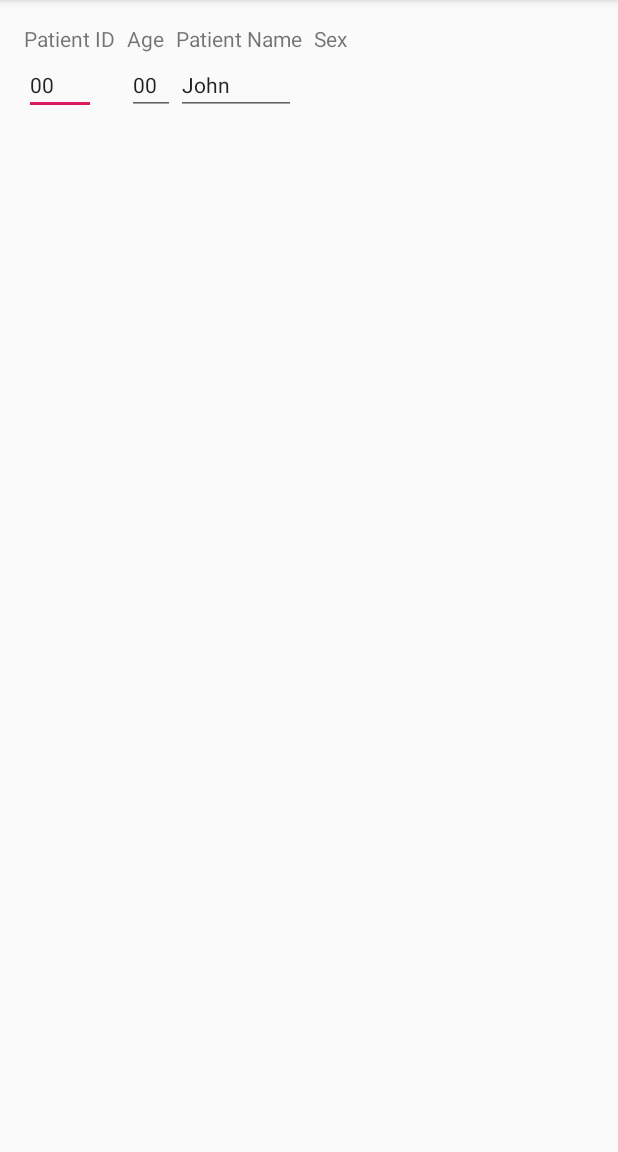
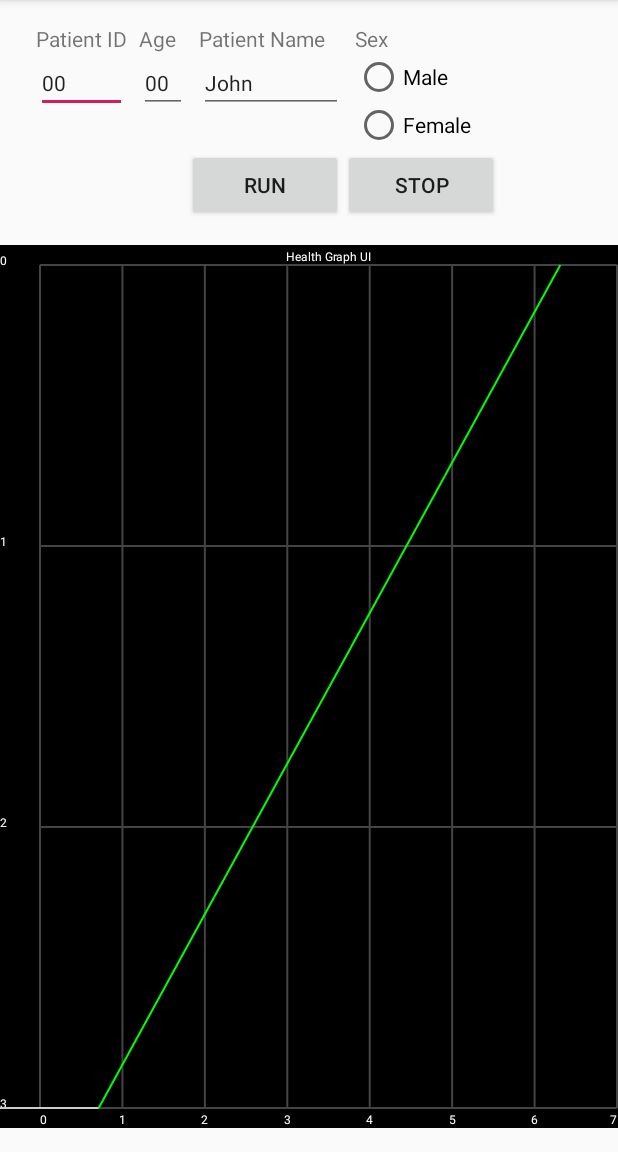
Before and after one commit to jwilken1/CSE535_HealthUI, an Android app: the screen it shows after launch (MainActivity), on a phone screen of 412 x 824 dp, the part 84-1236 px from its top. Run offline under Robolectric (Android 15) with nearby library versions, the phone set to English and light mode, and no system bars.

Commit message:
adding updates

```diff
--- a/JWilkens/app/src/main/java/edu/asu/jwilkens/MainActivity.java
+++ b/JWilkens/app/src/main/java/edu/asu/jwilkens/MainActivity.java
@@ -1,14 +1,48 @@
 package edu.asu.jwilkens;
 
 import androidx.appcompat.app.AppCompatActivity;
+import androidx.constraintlayout.widget.ConstraintLayout;
 
+import android.graphics.Color;
+import android.graphics.Paint;
 import android.os.Bundle;
+import android.widget.RelativeLayout;
 
 public class MainActivity extends AppCompatActivity {
+    // Graph related values
+    private GraphView health_graph;
+    private Paint graph_paint;
+    private float[] graph_values;
+    //private static String[] graph_horlabels = {"2700", "2750", "2800", "2850", "2900",
+            //"2950", "3000", "3050", "3100"};
+    //private static String[] graph_verlabels = {"500", "1000", "1500", "2000"};
+    private static String[] graph_horlabels = {"0", "1", "2", "3", "4", "5", "6", "7"};
+    private static String[] graph_verlabels = {"0", "1", "2", "3"};
+    private static String graph_title = "Health Graph UI";
+
+    // UI Related Elements
+    private RelativeLayout graph_constraint;
 
     @Override
     protected void onCreate(Bundle savedInstanceState) {
         super.onCreate(savedInstanceState);
         setContentView(R.layout.activity_main);
+        graph_constraint = findViewById(R.id.graph_constraint);
+        createGraphView();
+        graph_constraint.addView(health_graph);
+    }
+
+    //Context context, float[] values, String title, String[] horlabels, String[] verlabels, boolean type
+    private void createGraphView() {
+        /* Data */
+        graph_values = new float[5];
+        for (int i = 0; i < 5; i++) {
+            graph_values[i] = i+550;
+        }
+        health_graph = new GraphView(this, graph_values, graph_title, graph_horlabels, graph_verlabels, GraphView.LINE);
+        health_graph.setLayoutParams(new ConstraintLayout.LayoutParams(
+                android.view.ViewGroup.LayoutParams.WRAP_CONTENT,
+                android.view.ViewGroup.LayoutParams.WRAP_CONTENT));
+        health_graph.setBackgroundColor(Color.BLACK);
     }
 }
--- a/JWilkens/app/src/main/res/layout/activity_main.xml
+++ b/JWilkens/app/src/main/res/layout/activity_main.xml
@@ -6,87 +6,153 @@
     android:layout_height="match_parent"
     tools:context=".MainActivity">
 
+    <TableLayout
+        android:id="@+id/tableLayout"
+        android:layout_width="match_parent"
+        android:layout_height="wrap_content"
+        android:layout_marginStart="8dp"
+        android:layout_marginTop="16dp"
+        android:layout_marginEnd="8dp"
+        app:layout_constraintEnd_toEndOf="parent"
+        app:layout_constraintStart_toStartOf="parent"
+        app:layout_constraintTop_toTopOf="parent">
+
+        <TableRow
+            android:layout_width="match_parent"
+            android:layout_height="match_parent">
+
             <TextView
                 android:id="@+id/textView1"
                 android:layout_width="wrap_content"
                 android:layout_height="wrap_content"
                 android:layout_marginStart="16dp"
-        android:layout_marginTop="16dp"
+                android:layout_marginTop="0dp"
                 android:text="@string/patient_id_box"
-        app:layout_constraintLeft_toLeftOf="parent"
-        app:layout_constraintTop_toTopOf="parent" />
+                android:textAppearance="@style/TextAppearance.AppCompat.Small" />
 
             <TextView
                 android:id="@+id/textView2"
                 android:layout_width="wrap_content"
                 android:layout_height="wrap_content"
                 android:layout_marginStart="8dp"
-        android:layout_marginTop="16dp"
-        android:text="@string/age_box"
-        app:layout_constraintStart_toEndOf="@+id/textView1"
-        app:layout_constraintTop_toTopOf="parent" />
+                android:layout_marginTop="0dp"
+                android:text="@string/age_box" />
 
             <TextView
                 android:id="@+id/textView3"
                 android:layout_width="wrap_content"
                 android:layout_height="wrap_content"
                 android:layout_marginStart="8dp"
-        android:layout_marginTop="16dp"
-        android:text="@string/patient_name_box"
-        app:layout_constraintStart_toEndOf="@+id/textView2"
-        app:layout_constraintTop_toTopOf="parent" />
+                android:layout_marginTop="0dp"
+                android:text="@string/patient_name_box" />
 
             <TextView
                 android:id="@+id/textView4"
                 android:layout_width="wrap_content"
                 android:layout_height="wrap_content"
                 android:layout_marginStart="8dp"
-        android:layout_marginTop="16dp"
-        android:text="@string/sex_box"
-        app:layout_constraintStart_toEndOf="@+id/textView3"
-        app:layout_constraintTop_toTopOf="parent" />
+                android:layout_marginTop="0dp"
+                android:ems="6"
+                android:text="@string/sex_box" />
+        </TableRow>
+
+        <TableRow
+            android:layout_width="match_parent"
+            android:layout_height="match_parent">
 
             <EditText
                 android:id="@+id/editText1"
                 android:layout_width="wrap_content"
                 android:layout_height="wrap_content"
-        android:layout_marginStart="0dp"
-        android:layout_marginTop="1dp"
+                android:layout_marginStart="16dp"
+                android:layout_marginTop="0dp"
                 android:ems="3"
+                android:importantForAutofill="no"
                 android:inputType="textPersonName"
                 android:text="@string/patient_id_box_placeholder"
-        android:textAppearance="@style/TextAppearance.AppCompat.Small"
-        app:layout_constraintStart_toStartOf="@+id/textView1"
-        app:layout_constraintTop_toBottomOf="@+id/textView1"
-        android:importantForAutofill="no" />
+                android:textAppearance="@style/TextAppearance.AppCompat.Small" />
 
             <EditText
                 android:id="@+id/editText2"
                 android:layout_width="wrap_content"
                 android:layout_height="wrap_content"
-        android:layout_marginStart="0dp"
-        android:layout_marginTop="1dp"
+                android:layout_marginStart="8dp"
+                android:layout_marginTop="0dp"
                 android:ems="2"
+                android:importantForAutofill="no"
                 android:inputType="textPersonName"
                 android:text="@string/age_box_placeholder"
-        android:textAppearance="@style/TextAppearance.AppCompat.Small"
-        app:layout_constraintStart_toStartOf="@+id/textView2"
-        app:layout_constraintTop_toBottomOf="@+id/textView2"
-        android:importantForAutofill="no"/>
+                android:textAppearance="@style/TextAppearance.AppCompat.Small" />
 
             <EditText
                 android:id="@+id/editText3"
                 android:layout_width="wrap_content"
                 android:layout_height="wrap_content"
-        android:layout_marginStart="0dp"
-        android:layout_marginTop="1dp"
-        android:ems="5"
+                android:layout_marginStart="8dp"
+                android:layout_marginTop="0dp"
+                android:ems="6"
+                android:importantForAutofill="no"
                 android:inputType="textPersonName"
                 android:text="@string/patient_name_box_placeholder"
-        android:textAppearance="@style/TextAppearance.AppCompat.Small"
-        app:layout_constraintStart_toStartOf="@+id/textView3"
-        app:layout_constraintTop_toBottomOf="@+id/textView3"
-        android:importantForAutofill="no"/>
+                android:textAppearance="@style/TextAppearance.AppCompat.Small" />
+
+            <RadioGroup
+                android:layout_width="wrap_content"
+                android:layout_height="wrap_content"
+                android:layout_marginStart="8dp"
+                android:layout_marginTop="0dp"
+                android:orientation="vertical">
+
+                <RadioButton
+                    android:id="@+id/radioButton"
+                    android:layout_width="match_parent"
+                    android:layout_height="wrap_content"
+                    android:text="@string/sex_male_option"
+                    android:textAppearance="@style/TextAppearance.AppCompat.Small" />
+
+                <RadioButton
+                    android:id="@+id/radioButton2"
+                    android:layout_width="match_parent"
+                    android:layout_height="wrap_content"
+                    android:text="@string/sex_female_option"
+                    android:textAppearance="@style/TextAppearance.AppCompat.Small" />
+            </RadioGroup>
+        </TableRow>
+
+        <TableRow
+            android:layout_width="match_parent"
+            android:layout_height="match_parent">
+
+            <Button
+                android:id="@+id/button3"
+                android:layout_width="wrap_content"
+                android:layout_height="wrap_content"
+                android:layout_column="2"
+                android:text="@string/button_run" />
+
+            <Button
+                android:id="@+id/button4"
+                android:layout_width="wrap_content"
+                android:layout_height="wrap_content"
+                android:layout_column="3"
+                android:text="@string/button_stop" />
+        </TableRow>
+    </TableLayout>
+
+    <RelativeLayout
+        android:id="@+id/graph_constraint"
+        android:layout_width="wrap_content"
+        android:layout_height="0dp"
+        android:layout_marginStart="4dp"
+        android:layout_marginTop="16dp"
+        android:layout_marginEnd="4dp"
+        android:layout_marginBottom="16dp"
+        app:layout_constraintBottom_toBottomOf="parent"
+        app:layout_constraintEnd_toEndOf="parent"
+        app:layout_constraintStart_toStartOf="parent"
+        app:layout_constraintTop_toBottomOf="@+id/tableLayout">
+
+    </RelativeLayout>
 
 
 </androidx.constraintlayout.widget.ConstraintLayout>
--- a/JWilkens/app/src/main/res/values/colors.xml
+++ b/JWilkens/app/src/main/res/values/colors.xml
@@ -3,4 +3,5 @@
     <color name="colorPrimary">#008577</color>
     <color name="colorPrimaryDark">#00574B</color>
     <color name="colorAccent">#D81B60</color>
+    <color name="colorBlack">#000000</color>
 </resources>
--- a/JWilkens/app/src/main/res/values/strings.xml
+++ b/JWilkens/app/src/main/res/values/strings.xml
@@ -17,19 +17,4 @@
     <!-- Button Labels -->
     <string name="button_run">Run</string>
     <string name="button_stop">Stop</string>
-
-    <!-- Graph Labels -->
-    <string name="label_500">500</string>
-    <string name="label_1000">1000</string>
-    <string name="label_1500">1500</string>
-    <string name="label_2000">2000</string>
-    <string name="label_2700">2700</string>
-    <string name="label_2750">2750</string>
-    <string name="label_2800">2800</string>
-    <string name="label_2850">2850</string>
-    <string name="label_2900">2900</string>
-    <string name="label_2950">2950</string>
-    <string name="label_3000">3000</string>
-    <string name="label_3050">3050</string>
-    <string name="label_3100">3100</string>
 </resources>
```
Lines whose indentation alone changed are shown as unchanged.
